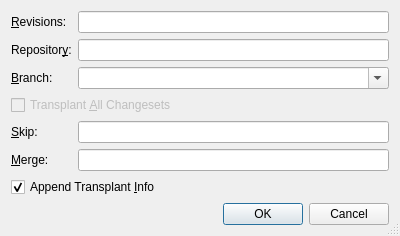
Old version of the form Plugins/VcsPlugins/vcsMercurial/TransplantExtension/TransplantDialog.ui in the repository testmana2/test.
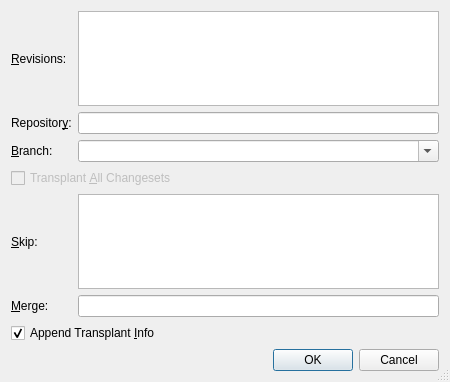
New version of the form.

Commit message: Added code to the Mercurial plug-in to support multiple revisions where appropriate.

The edit to the form file:
```diff
--- a/Plugins/VcsPlugins/vcsMercurial/TransplantExtension/TransplantDialog.ui
+++ b/Plugins/VcsPlugins/vcsMercurial/TransplantExtension/TransplantDialog.ui
@@ -6,8 +6,8 @@
    <rect>
     <x>0</x>
     <y>0</y>
-    <width>400</width>
-    <height>213</height>
+    <width>450</width>
+    <height>382</height>
    </rect>
   </property>
   <property name="windowTitle">
@@ -28,9 +28,15 @@
     </widget>
    </item>
    <item row="0" column="1">
-    <widget class="QLineEdit" name="revisionsEdit">
+    <widget class="QPlainTextEdit" name="revisionsEdit">
      <property name="toolTip">
-      <string>Enter the revisions or revision ranges to be transplanted separated by a space character</string>
+      <string>Enter changesets by number, id, range or revset expression one per line</string>
+     </property>
+     <property name="tabChangesFocus">
+      <bool>true</bool>
+     </property>
+     <property name="lineWrapMode">
+      <enum>QPlainTextEdit::NoWrap</enum>
      </property>
     </widget>
    </item>
@@ -95,9 +101,15 @@
     </widget>
    </item>
    <item row="4" column="1">
-    <widget class="QLineEdit" name="pruneEdit">
+    <widget class="QPlainTextEdit" name="pruneEdit">
      <property name="toolTip">
-      <string>Enter revisions to be skipped separated by a space character</string>
+      <string>Enter changesets by number, id, range or revset expression one per line</string>
+     </property>
+     <property name="tabChangesFocus">
+      <bool>true</bool>
+     </property>
+     <property name="lineWrapMode">
+      <enum>QPlainTextEdit::NoWrap</enum>
      </property>
     </widget>
    </item>
```
Left out of the diff: 8 changed lines with no effect on the pictures. The commit also changes 26 other files.
